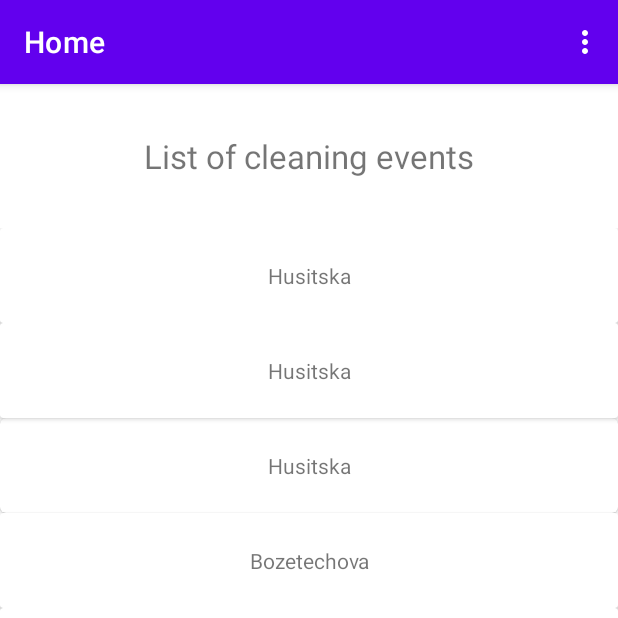
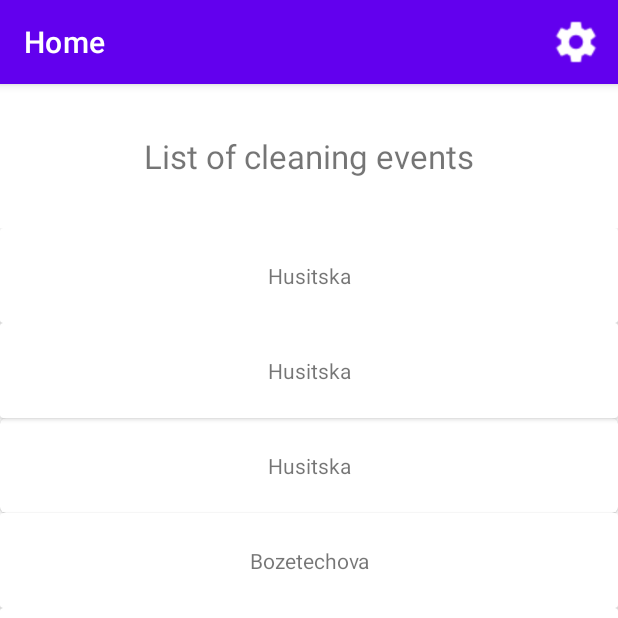
Before and after one commit to RichardKlem/TAMa, an Android app: the screen it shows after launch (MainActivity), item 2 of the bottom bar chosen, on a phone screen of 412 x 824 dp, the top half of it. Run offline under Robolectric (Android 15) with nearby library versions, the light colour scheme and no system bars; our stand-ins replace navigation-ui; 1 statement that could not run was skipped.

Commit message:
settings icon added

```diff
--- a/app/src/main/java/com/example/tama/MainActivity.kt
+++ b/app/src/main/java/com/example/tama/MainActivity.kt
@@ -79,7 +79,6 @@ class MainActivity : AppCompatActivity() {
     override fun onOptionsItemSelected(item: MenuItem): Boolean {
         val id = item.itemId
         if (id == R.id.goto_settings) {
-            Toast.makeText(this, "setting clicked", Toast.LENGTH_SHORT).show()
             fragmentManager.beginTransaction().hide(activeFragment).show(settingsFragment).commit()
             activeFragment = settingsFragment
             return true
--- a/app/src/main/res/menu/main_menu.xml
+++ b/app/src/main/res/menu/main_menu.xml
@@ -1,8 +1,11 @@
 <?xml version="1.0" encoding="utf-8"?>
-<menu xmlns:android="http://schemas.android.com/apk/res/android">
+<menu xmlns:android="http://schemas.android.com/apk/res/android"
+    xmlns:app="http://schemas.android.com/apk/res-auto">
     <item
         android:id="@+id/goto_settings"
-        android:title="@string/settings">
+        app:showAsAction="always"
+        android:title="@string/settings"
+        android:icon="@drawable/cog">
     </item>
 
 </menu>
```
Also changed, not shown: app/src/main/res/drawable/cog.png (added).
